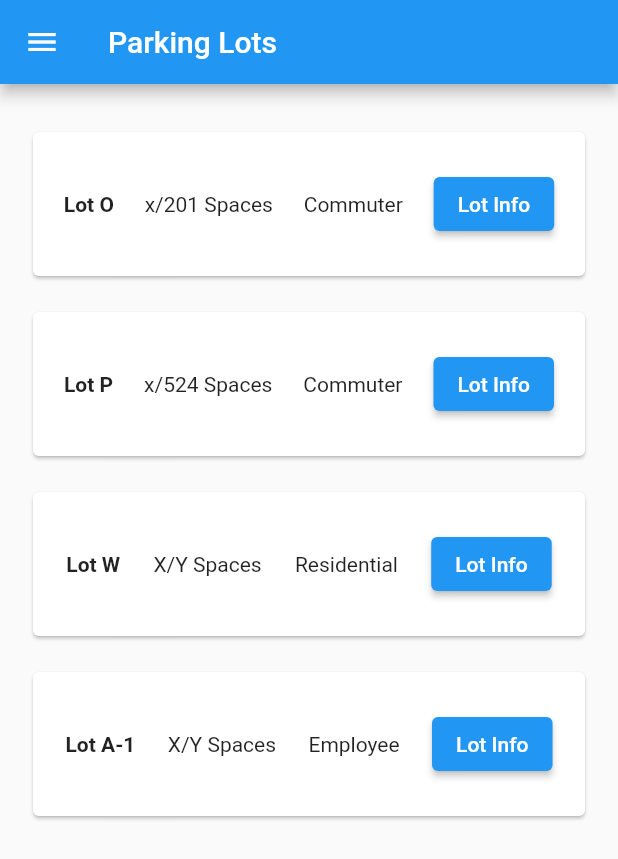
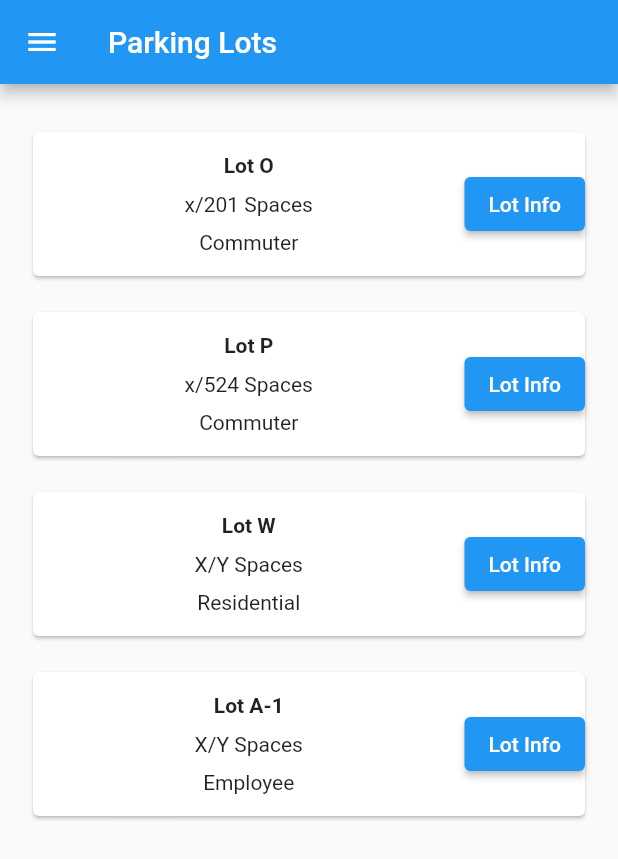
Before and after one commit to MathewTWilliams/RowanParkingApp, a Flutter app: the screen it shows after launch, on a phone screen of 412 x 824 dp. Shown: the top 859 px of the screen. Run offline on Flutter 3.47's test engine with Material 2 defaults, Android fonts, the phone set to English and light mode, and no system bars; our stand-ins replace flutter_secure_storage; missing offline and left inert: flutter_appauth; network calls fail.

Commit message:
Adjusted the look of the list

```diff
--- a/rowan_parking_app/lib/content_widgets/lots_widget.dart
+++ b/rowan_parking_app/lib/content_widgets/lots_widget.dart
@@ -101,9 +101,19 @@ class CheckinBox extends StatelessWidget {
         child: Row(
           mainAxisAlignment: MainAxisAlignment.spaceEvenly,
           children: <Widget>[
-            Text(lotName, style: const TextStyle(fontWeight:
-            FontWeight.bold)),Text(rating), Text(permission),
-            ElevatedButton( child: const Text('Lot Info'),
+            Expanded(
+                child: Container(
+                    padding: EdgeInsets.all(5),
+                    child: Column(
+                        mainAxisAlignment: MainAxisAlignment.spaceEvenly,
+                        children: <Widget>[
+                          Text(lotName, style: const TextStyle(fontWeight:
+                          FontWeight.bold)), Text(rating), Text(permission),
+                        ]
+                    )
+                )
+            ),
+            ElevatedButton(child: const Text('Lot Info'),
               onPressed: (){ //Navigates to the Checkout screen
                 Navigator.push(context,
                   MaterialPageRoute(builder: (context)=> const CheckinWidget()),
@@ -112,9 +122,7 @@ class CheckinBox extends StatelessWidget {
             ),
           ],
         ),
-
       ),
-
     );
   }
 }
```
